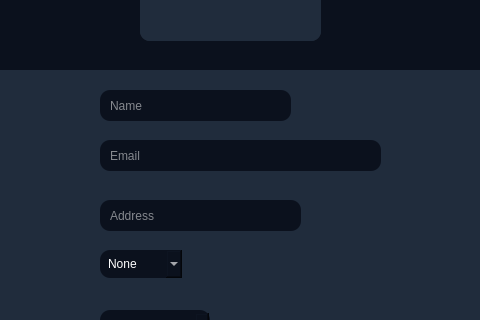
Qt form ui/main.ui (phamnamkhanh0602/python-app) before a commit; both pictures show x 258 to 738 and y 144 to 464 of the 972 by 668 pixel window.
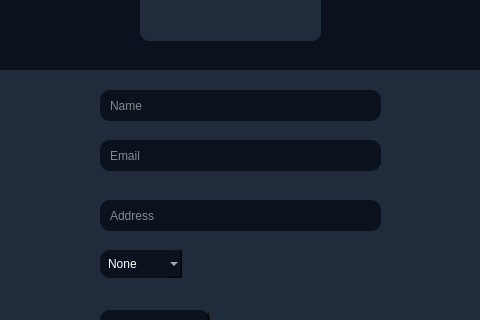
The same form after that commit. The open tabs and pages were chosen to show the change. Icons and pictures are not drawn.

```diff
--- a/ui/main.ui
+++ b/ui/main.ui
@@ -1147,7 +1147,7 @@
        <rect>
         <x>270</x>
         <y>210</y>
-        <width>191</width>
+        <width>281</width>
         <height>31</height>
        </rect>
       </property>
@@ -1173,7 +1173,7 @@
        <rect>
         <x>270</x>
         <y>320</y>
-        <width>201</width>
+        <width>281</width>
         <height>31</height>
        </rect>
       </property>
```
Left out of the diff: 2 changed lines with no effect on the pictures.
